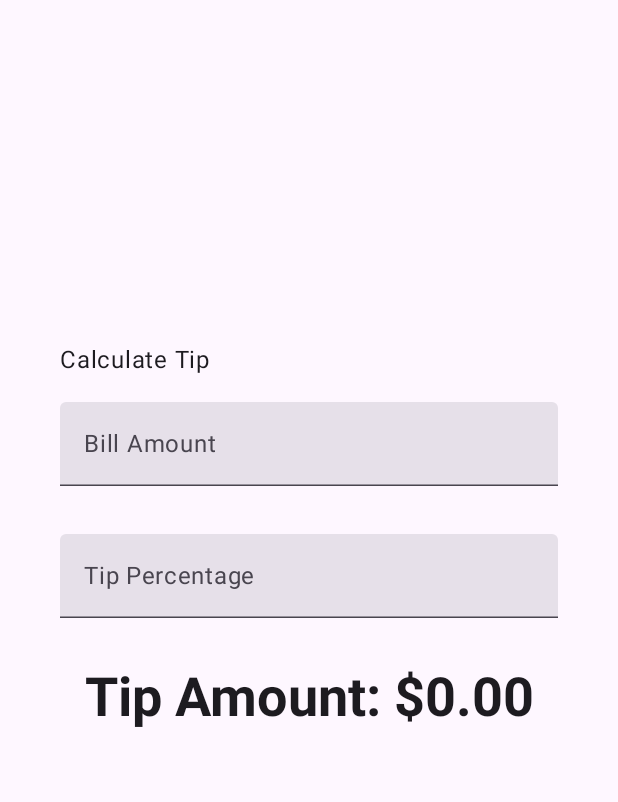
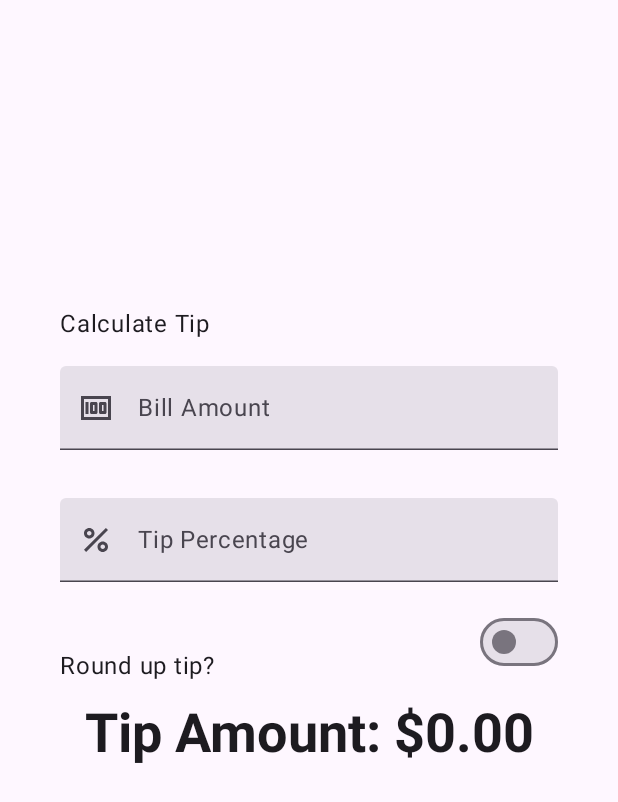
Before and after one commit to AnaDeFence/psychic-dollop, an Android app built with Jetpack Compose: the screen it shows after launch (MainActivity), on a phone screen of 412 x 824 dp. Shown: the top 802 px of the screen. Run offline under Robolectric (Android 15) with nearby library versions, the phone set to English and light mode, and no system bars.

Commit message:
calc1 final

```diff
--- a/calc1/app/src/main/java/com/example/tiptime/MainActivity.kt
+++ b/calc1/app/src/main/java/com/example/tiptime/MainActivity.kt
@@ -19,21 +19,27 @@ import android.os.Bundle
 import androidx.activity.ComponentActivity
 import androidx.activity.compose.setContent
 import androidx.activity.enableEdgeToEdge
+import androidx.annotation.DrawableRes
 import androidx.annotation.StringRes
 import androidx.compose.foundation.layout.Arrangement
 import androidx.compose.foundation.layout.Column
+import androidx.compose.foundation.layout.Row
 import androidx.compose.foundation.layout.Spacer
 import androidx.compose.foundation.layout.fillMaxSize
 import androidx.compose.foundation.layout.fillMaxWidth
 import androidx.compose.foundation.layout.height
 import androidx.compose.foundation.layout.padding
 import androidx.compose.foundation.layout.safeDrawingPadding
+import androidx.compose.foundation.layout.size
 import androidx.compose.foundation.layout.statusBarsPadding
+import androidx.compose.foundation.layout.wrapContentWidth
 import androidx.compose.foundation.rememberScrollState
 import androidx.compose.foundation.text.KeyboardOptions
 import androidx.compose.foundation.verticalScroll
+import androidx.compose.material3.Icon
 import androidx.compose.material3.MaterialTheme
 import androidx.compose.material3.Surface
+import androidx.compose.material3.Switch
 import androidx.compose.material3.Text
 import androidx.compose.material3.TextField
 import androidx.compose.runtime.Composable
@@ -43,6 +49,8 @@ import androidx.compose.runtime.remember
 import androidx.compose.runtime.setValue
 import androidx.compose.ui.Alignment
 import androidx.compose.ui.Modifier
+import androidx.compose.ui.draw.clip
+import androidx.compose.ui.res.painterResource
 import androidx.compose.ui.res.stringResource
 import androidx.compose.ui.text.input.ImeAction
 import androidx.compose.ui.text.input.KeyboardType
@@ -74,8 +82,9 @@ fun TipTimeLayout() {
     var amountInput by remember { mutableStateOf("") }
 
     val amount = amountInput.toDoubleOrNull() ?: 0.0
-    val tip = calculateTip(amount, tipPercent)
 
+    var roundUp by remember { mutableStateOf(false) }
+    val tip = calculateTip(amount, tipPercent, roundUp)
     Column(
         modifier = Modifier
             .statusBarsPadding()
@@ -93,6 +102,7 @@ fun TipTimeLayout() {
         )
         EditNumberField(
             label = R.string.bill_amount,
+            leadingIcon = R.drawable.money,
             value = amountInput,
             onValueChanged = { amountInput = it },
             keyboardOptions = KeyboardOptions.Default.copy(
@@ -103,6 +113,7 @@ fun TipTimeLayout() {
         )
         EditNumberField(
             label = R.string.how_was_the_service,
+            leadingIcon = R.drawable.percent,
             value = tipInput,
             onValueChanged = { tipInput = it },
             keyboardOptions = KeyboardOptions.Default.copy(
@@ -110,6 +121,11 @@ fun TipTimeLayout() {
                 imeAction = ImeAction.Done
             ),
             modifier = Modifier.padding(bottom = 32.dp).fillMaxWidth()
+        )
+        RoundTheTipRow(
+            roundUp = roundUp,
+            onRoundUpChanged = {roundUp = it},
+            modifier = Modifier.padding(bottom = 32.dp)
         )
         Text(
             text = stringResource(R.string.tip_amount, tip),
@@ -122,6 +138,7 @@ fun TipTimeLayout() {
 @Composable
 fun EditNumberField(
     @StringRes label: Int,
+    @DrawableRes leadingIcon: Int,
     keyboardOptions: KeyboardOptions,
     value: String,
     onValueChanged: (String) -> Unit,
@@ -129,6 +146,7 @@ fun EditNumberField(
 ) {
     TextField(
         value = value,
+        leadingIcon = {Icon(painter = painterResource(id=leadingIcon), null)},
         singleLine = true,
         modifier = modifier,
         onValueChange = onValueChanged,
@@ -138,13 +156,42 @@ fun EditNumberField(
     )
 }
 
+@Composable
+fun RoundTheTipRow(
+    roundUp: Boolean,
+    onRoundUpChanged: (Boolean)-> Unit,
+    modifier: Modifier = Modifier
+){
+    Row(
+        modifier = Modifier
+            .fillMaxWidth()
+            .size(48.dp),
+        verticalAlignment = Alignment.CenterVertically
+    ) {
+        Text(text = stringResource(R.string.round_up_tip))
+        Switch(
+            modifier = modifier
+                .fillMaxWidth()
+                .wrapContentWidth(Alignment.End),
+            checked = roundUp,
+            onCheckedChange = onRoundUpChanged
+        )
+    }
+}
 /**
  * Calculates the tip based on the user input and format the tip amount
  * according to the local currency.
  * Example would be "$10.00".
  */
-private fun calculateTip(amount: Double, tipPercent: Double = 15.0): String {
-    val tip = tipPercent / 100 * amount
+private fun calculateTip(
+    amount: Double,
+    tipPercent: Double = 15.0,
+    roundUp: Boolean
+): String {
+    var tip = tipPercent / 100 * amount
+    if(roundUp){
+        tip = kotlin.math.ceil(tip)
+    }
     return NumberFormat.getCurrencyInstance().format(tip)
 }
 
```
